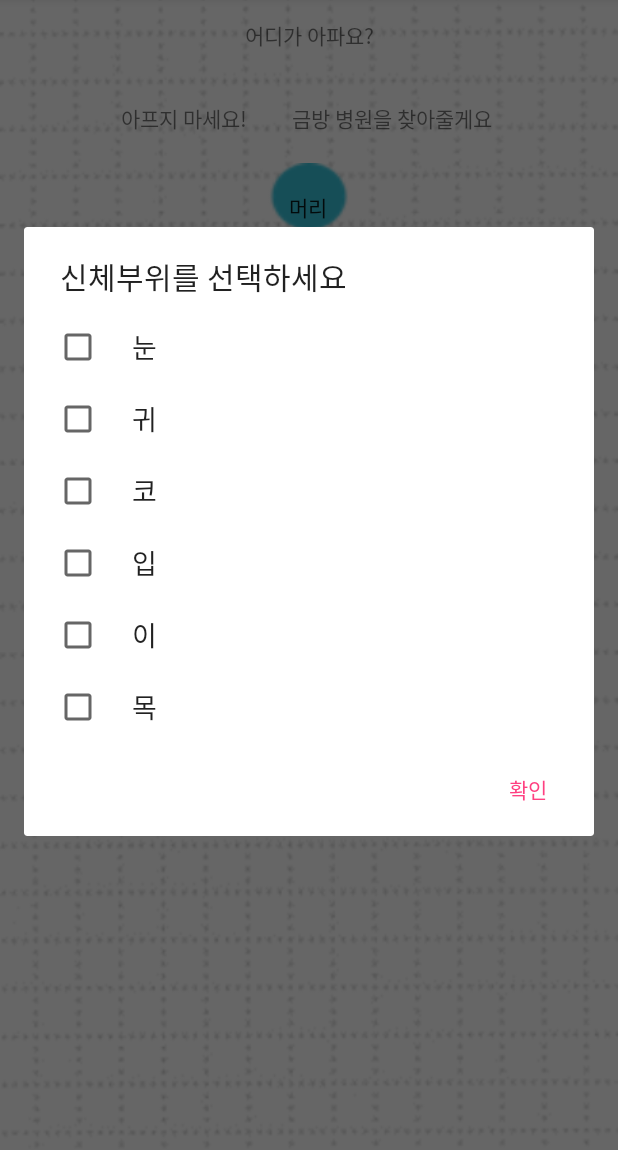
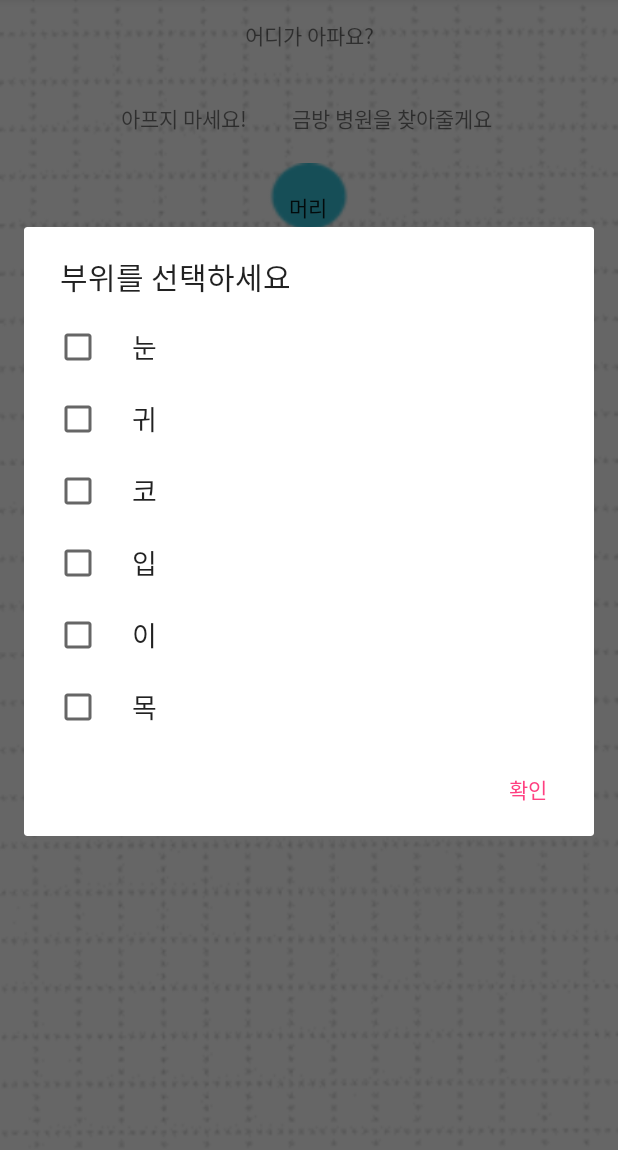
Before and after one commit to leehyojeong/DontSick, an Android app: the screen it shows after launch (MainActivity), after a tap on "머리", on a phone screen of 412 x 824 dp, the part 86-1236 px from its top. Run offline under Robolectric (Android 15) with nearby library versions, the phone set to English and light mode, and no system bars.

Commit message:
신체 삭제

```diff
--- a/app/src/main/java/com/example/hyoju/dontsick/MainActivity.java
+++ b/app/src/main/java/com/example/hyoju/dontsick/MainActivity.java
@@ -28,7 +28,7 @@
             public void onClick(View v) {
                 final String[] items=new String[]{"눈","귀","코","입","이","목"};
                 AlertDialog.Builder dialog=new AlertDialog.Builder(MainActivity.this);
-                dialog.setTitle("신체부위를 선택하세요")
+                dialog.setTitle("부위를 선택하세요")
                         .setMultiChoiceItems(items,
                                 new boolean[]{false,false,false,false,false,false},
                                 new DialogInterface.OnMultiChoiceClickListener(){
--- a/build.gradle
+++ b/build.gradle
@@ -7,7 +7,7 @@
         jcenter()
     }
     dependencies {
-        classpath 'com.android.tools.build:gradle:3.0.1'
+        classpath 'com.android.tools.build:gradle:3.1.2'
 
 
         // NOTE: Do not place your application dependencies here; they belong
```
Also changed, not shown: gradle/wrapper/gradle-wrapper.properties.
